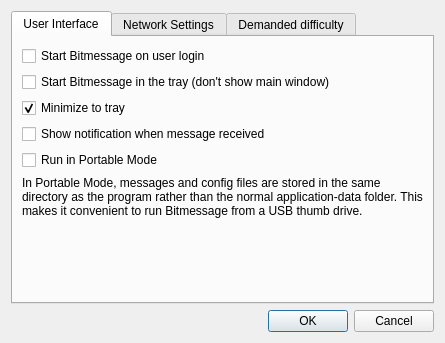
Before: the Qt Designer form src/settings.ui in Bitmessage/PyBitmessage, drawn with Qt 5.
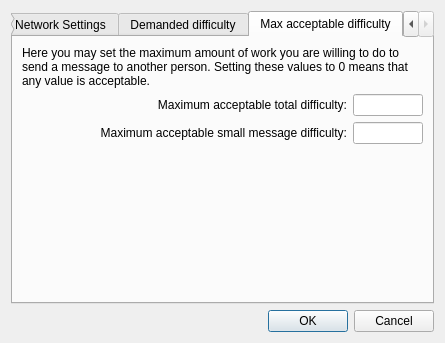
After: the same form once the commit is applied. The open tabs and pages were chosen to show the change.

Commit message: Continued Max acceptable difficulty programming and testing

What changed in the file:
```diff
--- a/src/settings.ui
+++ b/src/settings.ui
@@ -373,6 +373,117 @@
        </item>
       </layout>
      </widget>
+     <widget class="QWidget" name="tab_2">
+      <attribute name="title">
+       <string>Max acceptable difficulty</string>
+      </attribute>
+      <layout class="QGridLayout" name="gridLayout_7">
+       <item row="0" column="0" colspan="3">
+        <widget class="QLabel" name="label_15">
+         <property name="text">
+          <string>Here you may set the maximum amount of work you are willing to do to send a message to another person. Setting these values to 0 means that any value is acceptable.</string>
+         </property>
+         <property name="wordWrap">
+          <bool>true</bool>
+         </property>
+        </widget>
+       </item>
+       <item row="1" column="0">
+        <spacer name="horizontalSpacer_4">
+         <property name="orientation">
+          <enum>Qt::Horizontal</enum>
+         </property>
+         <property name="sizeHint" stdset="0">
+          <size>
+           <width>102</width>
+           <height>20</height>
+          </size>
+         </property>
+        </spacer>
+       </item>
+       <item row="1" column="1">
+        <widget class="QLabel" name="label_13">
+         <property name="layoutDirection">
+          <enum>Qt::LeftToRight</enum>
+         </property>
+         <property name="text">
+          <string>Maximum acceptable total difficulty:</string>
+         </property>
+         <property name="alignment">
+          <set>Qt::AlignRight|Qt::AlignTrailing|Qt::AlignVCenter</set>
+         </property>
+        </widget>
+       </item>
+       <item row="1" column="2">
+        <widget class="QLineEdit" name="lineEditMaxAcceptableTotalDifficulty">
+         <property name="sizePolicy">
+          <sizepolicy hsizetype="Fixed" vsizetype="Fixed">
+           <horstretch>0</horstretch>
+           <verstretch>0</verstretch>
+          </sizepolicy>
+         </property>
+         <property name="maximumSize">
+          <size>
+           <width>70</width>
+           <height>16777215</height>
+          </size>
+         </property>
+        </widget>
+       </item>
+       <item row="2" column="0">
+        <spacer name="horizontalSpacer_5">
+         <property name="orientation">
+          <enum>Qt::Horizontal</enum>
+         </property>
+         <property name="sizeHint" stdset="0">
+          <size>
+           <width>102</width>
+           <height>20</height>
+          </size>
+         </property>
+        </spacer>
+       </item>
+       <item row="2" column="1">
+        <widget class="QLabel" name="label_14">
+         <property name="text">
+          <string>Maximum acceptable small message difficulty:</string>
+         </property>
+         <property name="alignment">
+          <set>Qt::AlignRight|Qt::AlignTrailing|Qt::AlignVCenter</set>
+         </property>
+        </widget>
+       </item>
+       <item row="2" column="2">
+        <widget class="QLineEdit" name="lineEditMaxAcceptableSmallMessageDifficulty">
+         <property name="sizePolicy">
+          <sizepolicy hsizetype="Fixed" vsizetype="Fixed">
+           <horstretch>0</horstretch>
+           <verstretch>0</verstretch>
+          </sizepolicy>
+         </property>
+         <property name="maximumSize">
+          <size>
+           <width>70</width>
+           <height>16777215</height>
+          </size>
+         </property>
+        </widget>
+       </item>
+       <item row="3" column="1">
+        <spacer name="verticalSpacer_3">
+         <property name="orientation">
+          <enum>Qt::Vertical</enum>
+         </property>
+         <property name="sizeHint" stdset="0">
+          <size>
+           <width>20</width>
+           <height>147</height>
+          </size>
+         </property>
+        </spacer>
+       </item>
+      </layout>
+     </widget>
     </widget>
    </item>
   </layout>
```
Left out of the diff: 9 changed lines with no effect on the pictures. The commit also changes 4 other files.
